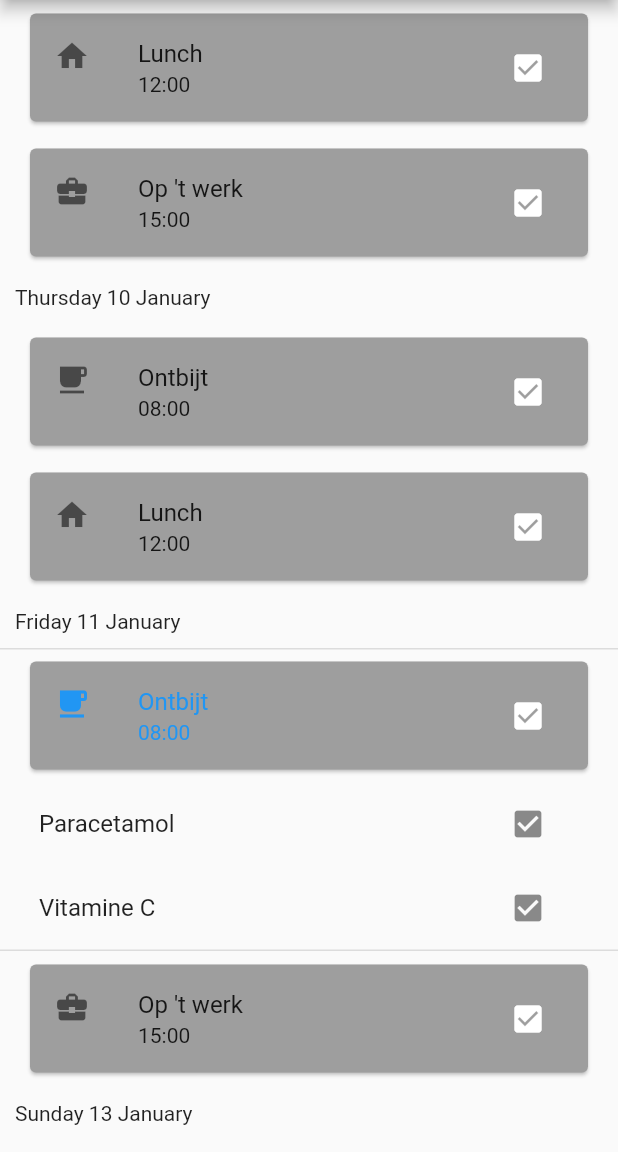
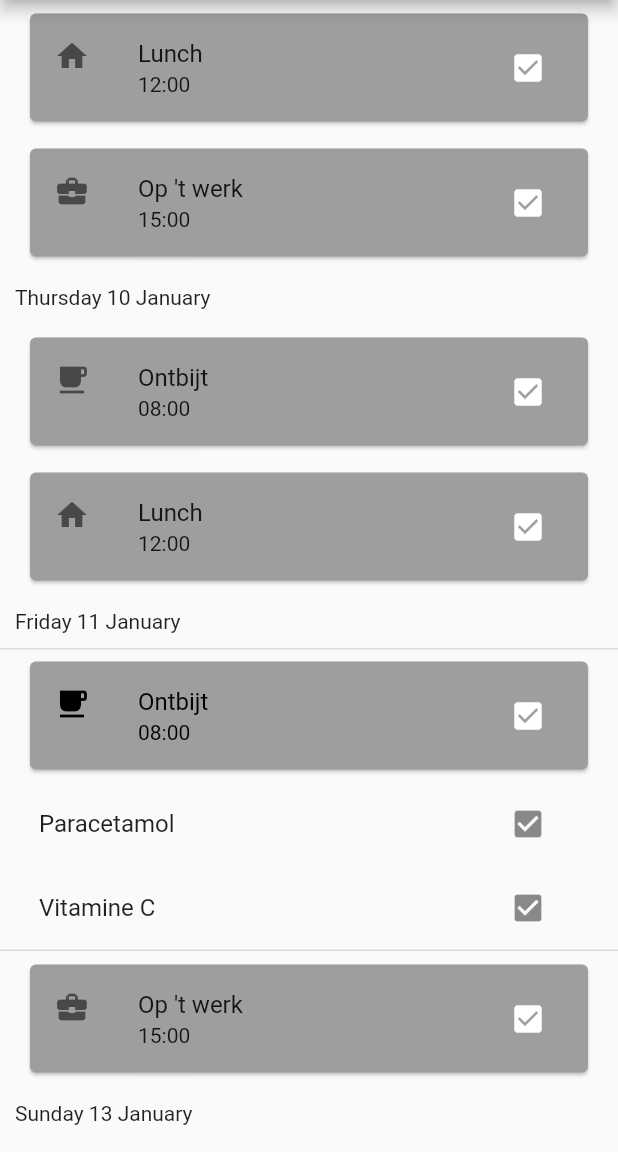
Before and after one commit to topmoTree/wolf_test, a Flutter app: the screen it shows after launch, scrolled down 1728 dp, on a phone screen of 412 x 824 dp, the part 84-1236 px from its top. Run offline on Flutter 3.47's test engine with Material 2 defaults, Android fonts, the phone set to English and light mode, and no system bars; drawn by our look-alikes of grouped_list.

Commit message:
changed color of text when moment is not collapsed

```diff
--- a/lib/pages/home.dart
+++ b/lib/pages/home.dart
@@ -75,6 +75,8 @@ class _HomeState extends State<Home> {
           moment.isCollapsed = !value;
         },
         hasIcon: false,
+        textColor: Colors.black,
+        iconColor: Colors.black,
         initiallyExpanded: !moment.isCollapsed,
         title: Card(
           color: areAllMedicineTaken(moment.medicines)
```
